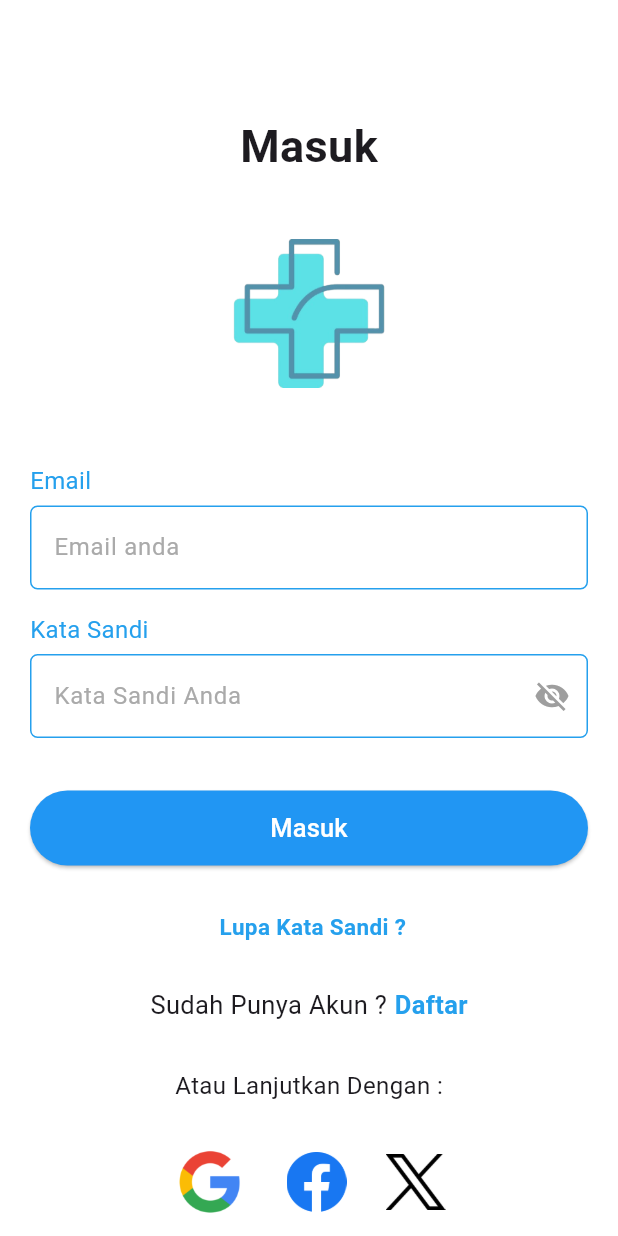
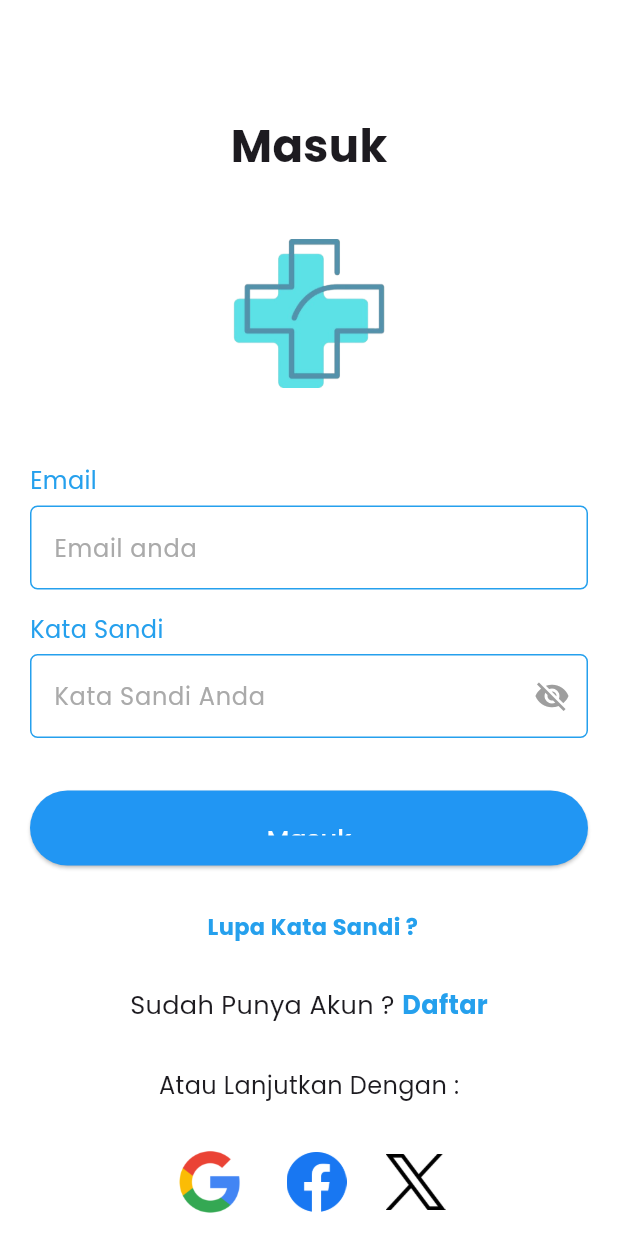
Before and after one commit to Shua24/penicillisolver-mobile, a Flutter app: the screen it shows after launch, scrolled down 213 dp, after a tap on "Daftar", on a phone screen of 412 x 824 dp. Run offline on Flutter 3.47's test engine with Material 3 defaults, Android fonts, the phone set to English and light mode, and no system bars; our stand-ins replace google_fonts.

Commit message:
Theming: Spesifikasikan AppTheme

```diff
--- a/lib/LoginBerhasil.dart
+++ b/lib/LoginBerhasil.dart
@@ -2,6 +2,7 @@
 
 import 'package:flutter/material.dart';
 import 'package:penicillisolver/MainMenu.dart';
+import 'package:penicillisolver/theme.dart';
 
 void main() {
   runApp(const Selamat());
@@ -12,8 +13,9 @@ class Selamat extends StatelessWidget {
 
   @override
   Widget build(BuildContext context) {
-    return const MaterialApp(
-      home: LoginBerhasil(),
+    return MaterialApp(
+      home: const LoginBerhasil(),
+      theme: AppTheme.lightTheme,
     );
   }
 }
--- a/lib/register.dart
+++ b/lib/register.dart
@@ -2,6 +2,7 @@
 
 import 'package:flutter/material.dart';
 import 'package:penicillisolver/login.dart';
+import 'package:penicillisolver/theme.dart';
 import 'package:url_launcher/url_launcher.dart';
 
 void main() {
@@ -13,8 +14,9 @@ class Landing extends StatelessWidget {
 
   @override
   Widget build(BuildContext context) {
-    return const MaterialApp(
-      home: LoadingPage(),
+    return MaterialApp(
+      home: const LoadingPage(),
+      theme: AppTheme.lightTheme,
     );
   }
 }
@@ -63,7 +65,11 @@ class _LoadingPageState extends State<LoadingPage> {
         child: Column(
           mainAxisAlignment: MainAxisAlignment.center,
           children: [
-            Image.asset('assets/logo2.png'),
+            Image.asset(
+              'assets/logo2.png',
+              width: 333,
+              height: 333,
+            ), // TODO: Ganti size
             const SizedBox(height: 20),
           ],
         ),
```
Also changed, not shown: lib/setting.dart (+11 -6 lines).
